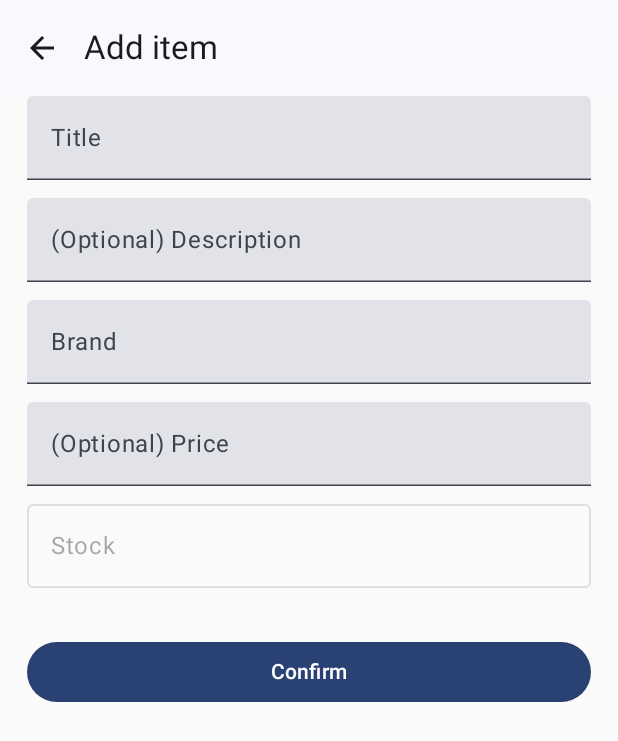
After one commit to RodriguezMauro94/RentInventory, an Android app built with Jetpack Compose: the AddItemScreen screen opened through its navigation route, on a phone screen of 412 x 824 dp. The commit adds this screen. Shown: the top 741 px of the screen. Run offline under Robolectric (Android 15) with nearby library versions, the phone set to English and light mode, and no system bars; our stand-ins replace Dagger/Hilt's generated code.

Commit message:
Added basic AddItemScreen squeleton@

```diff
--- a/RentInventoryApp/app/src/main/java/com/maurosergiorodriguez/rentinventoryapp/MainActivity.kt
+++ b/RentInventoryApp/app/src/main/java/com/maurosergiorodriguez/rentinventoryapp/MainActivity.kt
@@ -8,7 +8,7 @@ import androidx.activity.viewModels
 import androidx.navigation.compose.NavHost
 import androidx.navigation.compose.composable
 import androidx.navigation.compose.rememberNavController
-import com.maurosergiorodriguez.rentinventoryapp.ui.additem.EditItemScreen
+import com.maurosergiorodriguez.rentinventoryapp.ui.additem.AddItemScreen
 import com.maurosergiorodriguez.rentinventoryapp.ui.inventorylist.InventoryListScreen
 import com.maurosergiorodriguez.rentinventoryapp.ui.inventorylist.viewmodel.InventoryListViewModel
 import com.maurosergiorodriguez.rentinventoryapp.ui.theme.RentInventoryAppTheme
@@ -32,8 +32,8 @@ class MainActivity : ComponentActivity() {
                     composable(route = RentInventoryRoutes.InventoryList.route) {
                         InventoryListScreen(inventoryListViewModel, navController)
                     }
-                    composable(route = RentInventoryRoutes.EditItem.route) {
-                        EditItemScreen()
+                    composable(route = RentInventoryRoutes.AddItem.route) {
+                        AddItemScreen(navController)
                     }
                 }
             }
--- /dev/null
+++ b/RentInventoryApp/app/src/main/java/com/maurosergiorodriguez/rentinventoryapp/ui/additem/AddItemScreen.kt
@@ -0,0 +1,154 @@
+package com.maurosergiorodriguez.rentinventoryapp.ui.additem
+
+import androidx.compose.foundation.clickable
+import androidx.compose.foundation.layout.Column
+import androidx.compose.foundation.layout.Spacer
+import androidx.compose.foundation.layout.fillMaxWidth
+import androidx.compose.foundation.layout.padding
+import androidx.compose.foundation.layout.size
+import androidx.compose.foundation.text.KeyboardOptions
+import androidx.compose.material.icons.Icons
+import androidx.compose.material.icons.automirrored.filled.ArrowBack
+import androidx.compose.material3.Button
+import androidx.compose.material3.DropdownMenu
+import androidx.compose.material3.DropdownMenuItem
+import androidx.compose.material3.ExperimentalMaterial3Api
+import androidx.compose.material3.Icon
+import androidx.compose.material3.IconButton
+import androidx.compose.material3.OutlinedTextField
+import androidx.compose.material3.Text
+import androidx.compose.material3.TextField
+import androidx.compose.material3.TopAppBar
+import androidx.compose.runtime.Composable
+import androidx.compose.runtime.getValue
+import androidx.compose.runtime.mutableStateOf
+import androidx.compose.runtime.remember
+import androidx.compose.runtime.saveable.rememberSaveable
+import androidx.compose.runtime.setValue
+import androidx.compose.ui.Modifier
+import androidx.compose.ui.text.input.KeyboardType
+import androidx.compose.ui.tooling.preview.Preview
+import androidx.compose.ui.unit.dp
+import androidx.navigation.NavController
+
+@OptIn(ExperimentalMaterial3Api::class)
+@Composable
+fun AddItemScreen(navController: NavController) {
+    var title by remember {
+        mutableStateOf("")
+    }
+    Column {
+        TopAppBar(
+            title = {
+                Text("Add item")
+            },
+            navigationIcon = {
+                IconButton(onClick = {
+                    navController.popBackStack()
+                }) {
+                    Icon(Icons.AutoMirrored.Filled.ArrowBack, "Back")
+                }
+            }
+        )
+        Column(
+            modifier = Modifier.padding( horizontal =  18.dp)
+        ) {
+            ItemTextView("Title") {
+                title = it
+            }
+            ItemTextView("Description", optional = true) {
+                title = it
+            }
+            ItemTextView("Brand") {
+                title = it
+            }
+            ItemTextView(
+                text = "Price",
+                optional = true,
+                keyboardType = KeyboardType.Number
+            ) {
+                title = it
+            }
+            StatusCombo()
+
+            Spacer(modifier = Modifier.size(20.dp))
+            Button(
+                modifier = Modifier.fillMaxWidth(),
+                onClick = {
+
+                }
+            ) {
+                Text("Confirm")
+            }
+        }
+    }
+}
+
+@Composable
+fun StatusCombo(default: String = "Stock") {
+    val statusList = listOf("Stock", "In Use", "Dirty", "Broken/Missing")
+    var selectedTitle by rememberSaveable {
+        mutableStateOf(default)
+    }
+    var expanded by rememberSaveable {
+        mutableStateOf(false)
+    }
+
+    Column(
+        modifier = Modifier.fillMaxWidth()
+    ) {
+        OutlinedTextField(
+            value = selectedTitle,
+            onValueChange = {
+                selectedTitle = it
+            },
+            enabled = false,
+            readOnly = true,
+            modifier = Modifier
+                .clickable {
+                    expanded = true
+                }
+                .fillMaxWidth()
+        )
+        DropdownMenu(
+            expanded = expanded,
+            onDismissRequest = {
+                expanded = false
+            },
+            modifier = Modifier.fillMaxWidth()
+        ) {
+            statusList.forEach {
+                DropdownMenuItem(text = {
+                    Text(it)
+                }, onClick = {
+                    selectedTitle = it
+                    expanded = false
+                })
+            }
+        }
+    }
+    Spacer(modifier = Modifier.size(12.dp))
+}
+
+@Composable
+private fun ItemTextView(text: String, optional: Boolean = false, keyboardType: KeyboardType = KeyboardType.Text, onValueChanged: (String) -> Unit) {
+    var myTask by remember { mutableStateOf("") }
+    TextField(
+        value = myTask,
+        onValueChange = {
+            myTask = it
+        },
+        placeholder = {
+            if (optional) {
+                Text("(Optional) $text")
+            } else {
+                Text(text)
+            }
+        },
+        modifier = Modifier.fillMaxWidth(),
+        singleLine = true,
+        maxLines = 1,
+        keyboardOptions = KeyboardOptions(keyboardType = keyboardType)
+    )
+    Spacer(modifier = Modifier.size(12.dp))
+}
--- a/RentInventoryApp/app/src/main/java/com/maurosergiorodriguez/rentinventoryapp/ui/inventorylist/InventoryListComponents.kt
+++ b/RentInventoryApp/app/src/main/java/com/maurosergiorodriguez/rentinventoryapp/ui/inventorylist/InventoryListComponents.kt
@@ -16,7 +16,7 @@ import androidx.compose.ui.unit.sp
 import com.maurosergiorodriguez.rentinventoryapp.model.ItemModel
 
 @Composable
-fun ItemCard(item: ItemModel) {
+fun ItemCard(item: ItemModel, onEdit: (ItemModel) -> Unit) {
     Card(
         modifier = Modifier
             .fillMaxWidth()
@@ -24,6 +24,8 @@ fun ItemCard(item: ItemModel) {
             .pointerInput(Unit) {
                 detectTapGestures(onLongPress = {
                     //TODO show edit/remove dialog
+                }, onTap = {
+                    onEdit(item)
                 })
             }
     ) {
```
Also changed, not shown: RentInventoryApp/app/src/main/java/com/maurosergiorodriguez/rentinventoryapp/ui/additem/EditItemScreen.kt (deleted, +0 -49 lines), RentInventoryApp/app/src/main/java/com/maurosergiorodriguez/rentinventoryapp/ui/inventorylist/InventoryListScreen.kt (+4 -3 lines).
